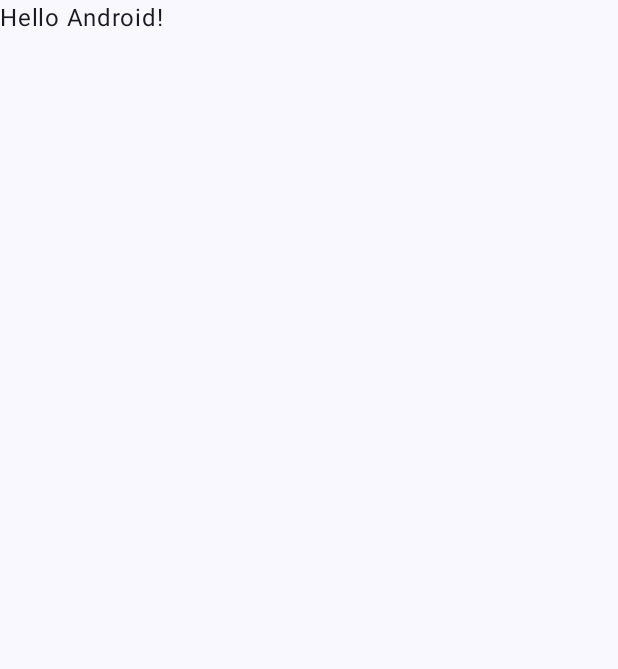
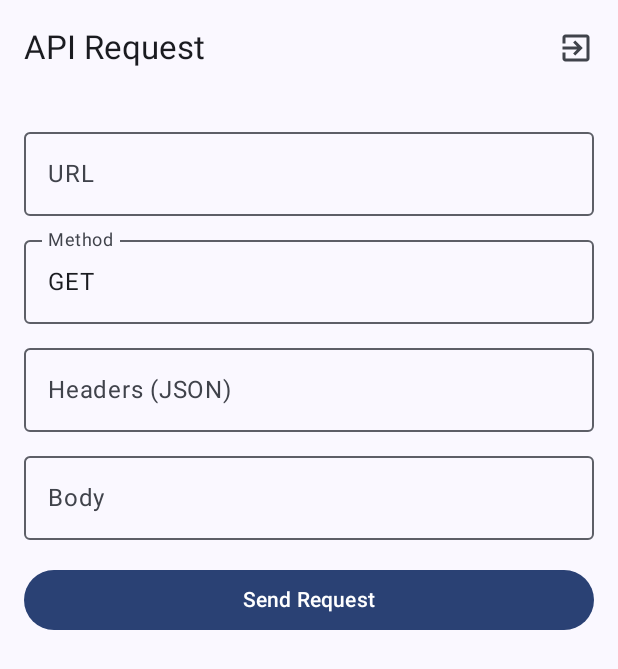
Before and after one commit to Brandon1138/APIExplorer, an Android app built with Jetpack Compose: the screen it shows after launch (MainActivity), on a phone screen of 412 x 824 dp. Before the commit the part shown is almost empty. Shown: the top 669 px of the screen. Run offline under Robolectric (Android 15) with nearby library versions, the phone set to English and light mode, and no system bars.

```diff
--- a/app/src/main/java/com/example/apiexplorer/MainActivity.kt
+++ b/app/src/main/java/com/example/apiexplorer/MainActivity.kt
@@ -4,13 +4,15 @@ import android.os.Bundle
 import androidx.activity.ComponentActivity
 import androidx.activity.compose.setContent
 import androidx.activity.enableEdgeToEdge
+import androidx.compose.foundation.layout.Box
 import androidx.compose.foundation.layout.fillMaxSize
 import androidx.compose.foundation.layout.padding
 import androidx.compose.material3.Scaffold
-import androidx.compose.material3.Text
 import androidx.compose.runtime.Composable
 import androidx.compose.ui.Modifier
 import androidx.compose.ui.tooling.preview.Preview
+import androidx.navigation.compose.rememberNavController
+import com.example.apiexplorer.navigation.AppNavHost
 import com.example.apiexplorer.ui.theme.APIExplorerTheme
 
 class MainActivity : ComponentActivity() {
@@ -19,29 +21,21 @@ class MainActivity : ComponentActivity() {
         enableEdgeToEdge()
         setContent {
             APIExplorerTheme {
-                Scaffold(modifier = Modifier.fillMaxSize()) { innerPadding ->
-                    Greeting(
-                        name = "Android",
-                        modifier = Modifier.padding(innerPadding)
-                    )
+                val navController = rememberNavController()
+                Scaffold(modifier = Modifier.fillMaxSize()) { paddingValues ->
+                    Box(modifier = Modifier.padding(paddingValues)) {
+                        AppNavHost(navController = navController)
+                    }
                 }
             }
         }
     }
 }
 
-@Composable
-fun Greeting(name: String, modifier: Modifier = Modifier) {
-    Text(
-        text = "Hello $name!",
-        modifier = modifier
-    )
-}
-
 @Preview(showBackground = true)
 @Composable
-fun GreetingPreview() {
+fun DefaultPreview() {
     APIExplorerTheme {
-        Greeting("Android")
+        Box(modifier = Modifier.fillMaxSize())
     }
 }
--- /dev/null
+++ b/app/src/main/java/com/example/apiexplorer/navigation/AppNavHost.kt
@@ -0,0 +1,25 @@
+package com.example.apiexplorer.navigation
+
+import androidx.compose.runtime.Composable
+import androidx.navigation.NavHostController
+import androidx.navigation.compose.NavHost
+import androidx.navigation.compose.composable
+import com.example.apiexplorer.screens.RequestScreen
+import com.example.apiexplorer.screens.ResponseScreen
+
+object Routes {
+    const val REQUEST = "request"
+    const val RESPONSE = "response"
+}
+
+@Composable
+fun AppNavHost(navController: NavHostController) {
+    NavHost(navController = navController, startDestination = Routes.REQUEST) {
+        composable(Routes.REQUEST) {
+            RequestScreen(navController = navController)
+        }
+        composable(Routes.RESPONSE) {
+            ResponseScreen(navController = navController)
+        }
+    }
+}
--- /dev/null
+++ b/app/src/main/java/com/example/apiexplorer/screens/RequestScreen.kt
@@ -0,0 +1,113 @@
+package com.example.apiexplorer.screens
+
+import androidx.compose.foundation.layout.Arrangement
+import androidx.compose.foundation.layout.Column
+import androidx.compose.foundation.layout.Spacer
+import androidx.compose.foundation.layout.fillMaxSize
+import androidx.compose.foundation.layout.fillMaxWidth
+import androidx.compose.foundation.layout.height
+import androidx.compose.foundation.layout.padding
+import androidx.compose.material3.Button
+import androidx.compose.material3.ExperimentalMaterial3Api
+import androidx.compose.material3.Icon
+import androidx.compose.material3.IconButton
+import androidx.compose.material3.OutlinedTextField
+import androidx.compose.material3.Scaffold
+import androidx.compose.material3.Text
+import androidx.compose.material3.TopAppBar
+import androidx.compose.material.icons.Icons
+import androidx.compose.material.icons.automirrored.filled.ExitToApp // CORRECTED: Use AutoMirrored
+import androidx.compose.runtime.Composable
+import androidx.compose.runtime.getValue
+import androidx.compose.runtime.mutableStateOf
+import androidx.compose.runtime.remember
+import androidx.compose.runtime.setValue
+import androidx.compose.ui.Modifier
+import androidx.compose.ui.unit.dp
+import androidx.navigation.NavHostController
+import com.example.apiexplorer.navigation.Routes
+import java.io.Serializable
+
+data class ApiRequest(
+    val url: String,
+    val method: String,
+    val headers: String,
+    val body: String
+) : Serializable
+
+@OptIn(ExperimentalMaterial3Api::class)
+@Composable
+fun RequestScreen(navController: NavHostController) {
+    var url by remember { mutableStateOf("") }
+    var method by remember { mutableStateOf("GET") }
+    var headers by remember { mutableStateOf("") }
+    var body by remember { mutableStateOf("") }
+
+    Scaffold(
+        topBar = {
+            TopAppBar(
+                title = { Text("API Request") },
+                actions = {
+                    IconButton(onClick = {
+                        // Add your exit logic here (likely navController.popBackStack())
+                        navController.popBackStack()
+                    }) {
+                        Icon(
+                            imageVector = Icons.AutoMirrored.Filled.ExitToApp, // CORRECTED: Use AutoMirrored
+                            contentDescription = "Exit"
+                        )
+                    }
+                }
+            )
+        },
+        content = { paddingValues ->
+            Column(
+                modifier = Modifier
+                    .padding(paddingValues)
+                    .padding(16.dp)
+                    .fillMaxSize(),
+                verticalArrangement = Arrangement.Top
+            ) {
+                OutlinedTextField(
+                    value = url,
+                    onValueChange = { url = it },
+                    label = { Text("URL") },
+                    modifier = Modifier.fillMaxWidth()
+                )
+                Spacer(modifier = Modifier.height(8.dp))
+                OutlinedTextField(
+                    value = method,
+                    onValueChange = { method = it },
+                    label = { Text("Method") },
+                    modifier = Modifier.fillMaxWidth()
+                )
+                Spacer(modifier = Modifier.height(8.dp))
+                OutlinedTextField(
+                    value = headers,
+                    onValueChange = { headers = it },
+                    label = { Text("Headers (JSON)") },
+                    modifier = Modifier.fillMaxWidth()
+                )
+                Spacer(modifier = Modifier.height(8.dp))
+                OutlinedTextField(
+                    value = body,
+                    onValueChange = { body = it },
+                    label = { Text("Body") },
+                    modifier = Modifier.fillMaxWidth()
+                )
+                Spacer(modifier = Modifier.height(16.dp))
+                Button(
+                    onClick = {
+                        navController.currentBackStackEntry
+                            ?.savedStateHandle
+                            ?.set("api_request", ApiRequest(url, method, headers, body))
+                        navController.navigate(Routes.RESPONSE)
+                    },
+                    modifier = Modifier.fillMaxWidth()
+                ) {
+                    Text("Send Request")
+                }
+            }
+        }
+    )
+}
```
Also changed, not shown: app/build.gradle.kts (+15 -3 lines), app/src/main/AndroidManifest.xml (+6 -9 lines), app/src/main/java/com/example/apiexplorer/data/ApiService.kt (added, +29 -0 lines), app/src/main/java/com/example/apiexplorer/screens/ResponseScreen.kt (added, +62 -0 lines).
